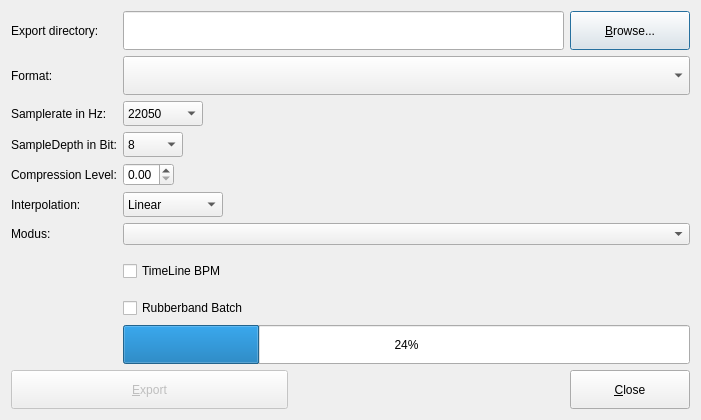
hydrogen-music/hydrogen, file src/gui/src/ExportSongDialog_UI.ui: the form before one commit.
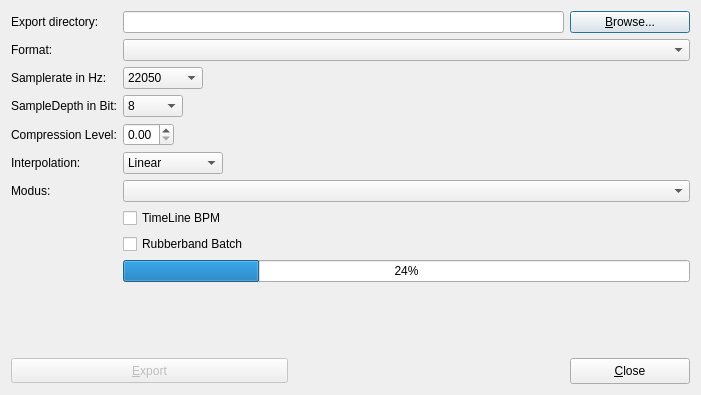
The form after the commit.

Commit message:
ExportSongDialog: fix layout
make elements only expand in vertical direction and increase base width

What changed in the file:
```diff
--- a/src/gui/src/ExportSongDialog_UI.ui
+++ b/src/gui/src/ExportSongDialog_UI.ui
@@ -10,7 +10,7 @@
     <x>0</x>
     <y>0</y>
     <width>701</width>
-    <height>420</height>
+    <height>395</height>
    </rect>
   </property>
   <property name="sizePolicy">
@@ -21,8 +21,8 @@
   </property>
   <property name="minimumSize">
    <size>
-    <width>0</width>
-    <height>0</height>
+    <width>601</width>
+    <height>353</height>
    </size>
   </property>
   <property name="windowTitle">
@@ -51,7 +51,7 @@
        <item row="0" column="0">
         <widget class="QLabel" name="TextLabel1">
          <property name="sizePolicy">
-          <sizepolicy hsizetype="Expanding" vsizetype="Expanding">
+          <sizepolicy hsizetype="Expanding" vsizetype="Preferred">
            <horstretch>0</horstretch>
            <verstretch>0</verstretch>
           </sizepolicy>
@@ -66,7 +66,7 @@
          <item>
           <widget class="QLineEdit" name="exportNameTxt">
            <property name="sizePolicy">
-            <sizepolicy hsizetype="Expanding" vsizetype="Expanding">
+            <sizepolicy hsizetype="Expanding" vsizetype="Preferred">
              <horstretch>0</horstretch>
              <verstretch>0</verstretch>
             </sizepolicy>
@@ -82,7 +82,7 @@
          <item>
           <widget class="QPushButton" name="browseBtn">
            <property name="sizePolicy">
-            <sizepolicy hsizetype="Expanding" vsizetype="Expanding">
+            <sizepolicy hsizetype="Expanding" vsizetype="Preferred">
              <horstretch>0</horstretch>
              <verstretch>0</verstretch>
             </sizepolicy>
@@ -106,7 +106,7 @@
        <item row="2" column="0">
         <widget class="QLabel" name="formatLabel">
          <property name="sizePolicy">
-          <sizepolicy hsizetype="Expanding" vsizetype="Expanding">
+          <sizepolicy hsizetype="Expanding" vsizetype="Preferred">
            <horstretch>0</horstretch>
            <verstretch>0</verstretch>
           </sizepolicy>
@@ -119,7 +119,7 @@
        <item row="2" column="1">
         <widget class="QComboBox" name="formatCombo">
          <property name="sizePolicy">
-          <sizepolicy hsizetype="Expanding" vsizetype="Expanding">
+          <sizepolicy hsizetype="Expanding" vsizetype="Preferred">
            <horstretch>0</horstretch>
            <verstretch>0</verstretch>
           </sizepolicy>
@@ -129,7 +129,7 @@
        <item row="3" column="0">
         <widget class="QLabel" name="sampleRateLabel">
          <property name="sizePolicy">
-          <sizepolicy hsizetype="Expanding" vsizetype="Expanding">
+          <sizepolicy hsizetype="Expanding" vsizetype="Preferred">
            <horstretch>0</horstretch>
            <verstretch>0</verstretch>
           </sizepolicy>
@@ -142,7 +142,7 @@
        <item row="3" column="1">
         <widget class="QComboBox" name="sampleRateCombo">
          <property name="sizePolicy">
-          <sizepolicy hsizetype="Expanding" vsizetype="Expanding">
+          <sizepolicy hsizetype="Expanding" vsizetype="Preferred">
            <horstretch>0</horstretch>
            <verstretch>0</verstretch>
           </sizepolicy>
@@ -188,7 +188,7 @@
        <item row="4" column="0">
         <widget class="QLabel" name="sampleDepthLabel">
          <property name="sizePolicy">
-          <sizepolicy hsizetype="Expanding" vsizetype="Expanding">
+          <sizepolicy hsizetype="Expanding" vsizetype="Preferred">
            <horstretch>0</horstretch>
            <verstretch>0</verstretch>
           </sizepolicy>
@@ -201,7 +201,7 @@
        <item row="4" column="1">
         <widget class="QComboBox" name="sampleDepthCombo">
          <property name="sizePolicy">
-          <sizepolicy hsizetype="Expanding" vsizetype="Expanding">
+          <sizepolicy hsizetype="Expanding" vsizetype="Preferred">
            <horstretch>0</horstretch>
            <verstretch>0</verstretch>
           </sizepolicy>
@@ -234,10 +234,39 @@
          </item>
         </widget>
        </item>
+       <item row="5" column="0">
+        <widget class="QLabel" name="compressionLevelLabel">
+         <property name="sizePolicy">
+          <sizepolicy hsizetype="Preferred" vsizetype="Preferred">
+           <horstretch>0</horstretch>
+           <verstretch>0</verstretch>
+          </sizepolicy>
+         </property>
+         <property name="text">
+          <string>Compression Level:</string>
+         </property>
+        </widget>
+       </item>
+       <item row="5" column="1">
+        <widget class="QDoubleSpinBox" name="compressionLevelSpinBox">
+         <property name="sizePolicy">
+          <sizepolicy hsizetype="Minimum" vsizetype="Preferred">
+           <horstretch>0</horstretch>
+           <verstretch>0</verstretch>
+          </sizepolicy>
+         </property>
+         <property name="maximum">
+          <double>1.000000000000000</double>
+         </property>
+         <property name="singleStep">
+          <double>0.100000000000000</double>
+         </property>
+        </widget>
+       </item>
        <item row="8" column="0">
         <widget class="QLabel" name="resapelingLbl">
          <property name="sizePolicy">
-          <sizepolicy hsizetype="Expanding" vsizetype="Expanding">
+          <sizepolicy hsizetype="Expanding" vsizetype="Preferred">
            <horstretch>0</horstretch>
            <verstretch>0</verstretch>
           </sizepolicy>
@@ -262,7 +291,7 @@
        <item row="8" column="1">
         <widget class="QComboBox" name="resampleComboBox">
          <property name="sizePolicy">
-          <sizepolicy hsizetype="Expanding" vsizetype="Expanding">
+          <sizepolicy hsizetype="Expanding" vsizetype="Preferred">
            <horstretch>0</horstretch>
            <verstretch>0</verstretch>
           </sizepolicy>
@@ -305,6 +334,12 @@
        </item>
        <item row="10" column="0">
         <widget class="QLabel" name="label_2">
+         <property name="sizePolicy">
+          <sizepolicy hsizetype="Preferred" vsizetype="Preferred">
+           <horstretch>0</horstretch>
+           <verstretch>0</verstretch>
+          </sizepolicy>
+         </property>
          <property name="text">
           <string>Modus:</string>
          </property>
@@ -313,7 +348,7 @@
        <item row="10" column="1">
         <widget class="QComboBox" name="exportTypeCombo">
          <property name="sizePolicy">
-          <sizepolicy hsizetype="Expanding" vsizetype="Fixed">
+          <sizepolicy hsizetype="Expanding" vsizetype="Preferred">
            <horstretch>0</horstretch>
            <verstretch>0</verstretch>
           </sizepolicy>
@@ -323,7 +358,7 @@
        <item row="13" column="1">
         <widget class="QCheckBox" name="toggleTimeLineBPMCheckBox">
          <property name="sizePolicy">
-          <sizepolicy hsizetype="Expanding" vsizetype="Expanding">
+          <sizepolicy hsizetype="Expanding" vsizetype="Preferred">
            <horstretch>0</horstretch>
            <verstretch>0</verstretch>
           </sizepolicy>
@@ -342,7 +377,7 @@
           <bool>true</bool>
          </property>
          <property name="sizePolicy">
-          <sizepolicy hsizetype="Expanding" vsizetype="Expanding">
+          <sizepolicy hsizetype="Expanding" vsizetype="Preferred">
            <horstretch>0</horstretch>
            <verstretch>0</verstretch>
           </sizepolicy>
@@ -364,7 +399,7 @@
        <item row="18" column="1">
         <widget class="QProgressBar" name="m_pProgressBar">
          <property name="sizePolicy">
-          <sizepolicy hsizetype="Expanding" vsizetype="Expanding">
+          <sizepolicy hsizetype="Expanding" vsizetype="Fixed">
            <horstretch>0</horstretch>
            <verstretch>0</verstretch>
           </sizepolicy>
@@ -374,7 +409,7 @@
          </property>
         </widget>
        </item>
-       <item row="20" column="0" colspan="2">
+       <item row="22" column="0" colspan="2">
         <layout class="QHBoxLayout" name="horizontalLayout_2">
          <item>
           <widget class="QPushButton" name="okBtn">
@@ -382,7 +417,7 @@
             <bool>false</bool>
            </property>
            <property name="sizePolicy">
-            <sizepolicy hsizetype="Expanding" vsizetype="Expanding">
+            <sizepolicy hsizetype="Expanding" vsizetype="Fixed">
              <horstretch>0</horstretch>
              <verstretch>0</verstretch>
             </sizepolicy>
@@ -417,7 +452,7 @@
          <item>
           <widget class="QPushButton" name="closeBtn">
            <property name="sizePolicy">
-            <sizepolicy hsizetype="Expanding" vsizetype="Expanding">
+            <sizepolicy hsizetype="Expanding" vsizetype="Fixed">
              <horstretch>0</horstretch>
              <verstretch>0</verstretch>
             </sizepolicy>
@@ -447,22 +482,18 @@
          </item>
         </layout>
        </item>
-       <item row="5" column="0">
-        <widget class="QLabel" name="compressionLevelLabel">
-         <property name="text">
-          <string>Compression Level:</string>
+       <item row="21" column="0">
+        <spacer name="verticalSpacer">
+         <property name="orientation">
+          <enum>Qt::Vertical</enum>
          </property>
-        </widget>
-       </item>
-       <item row="5" column="1">
-        <widget class="QDoubleSpinBox" name="compressionLevelSpinBox">
-         <property name="maximum">
-          <double>1.000000000000000</double>
+         <property name="sizeHint" stdset="0">
+          <size>
+           <width>20</width>
+           <height>40</height>
+          </size>
          </property>
-         <property name="singleStep">
-          <double>0.100000000000000</double>
-         </property>
-        </widget>
+        </spacer>
        </item>
       </layout>
      </item>
```
